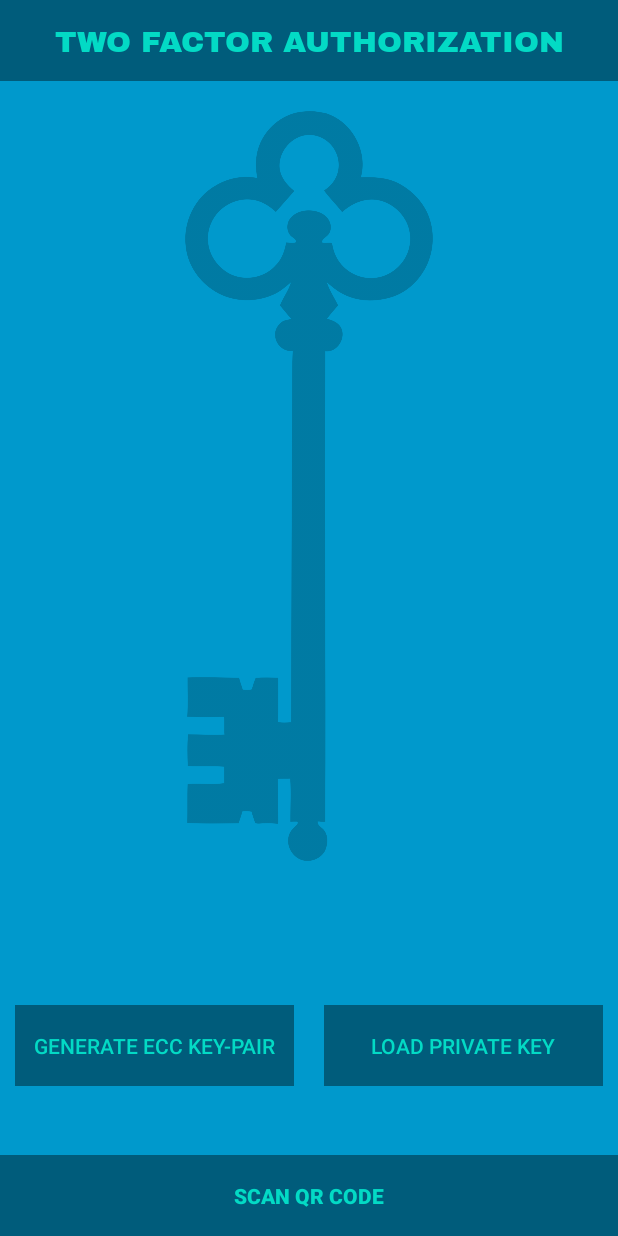
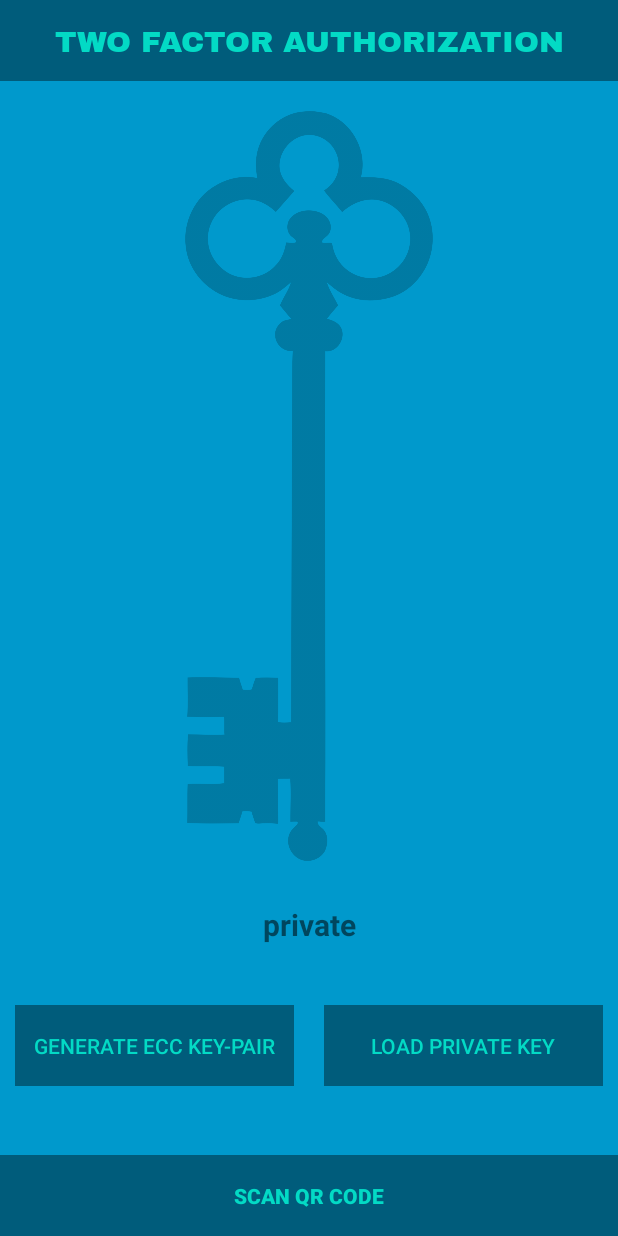
Before and after one commit to RafalKostrzynski/Two-Factor-Authentication, an Android app: the screen it shows after launch (FullscreenActivity), after a tap on "GENERATE ECC KEY-PAIR", on a phone screen of 412 x 824 dp. Run offline under Robolectric (Android 15) with nearby library versions, the light colour scheme and no system bars; libraries missing offline, so code that uses them is left out: com.google.zxing.integration.

Commit message:
code refactor, renamed saveToPreferencesThread method to savePrivateKeyPathToPreferences because its no longer a thread creator

```diff
--- a/mobile/app/src/main/java/pl/kostrzynski/twofactorauthentication/activity/FullscreenActivity.java
+++ b/mobile/app/src/main/java/pl/kostrzynski/twofactorauthentication/activity/FullscreenActivity.java
@@ -27,7 +27,9 @@ import pl.kostrzynski.twofactorauthentication.runnable.CreatePostSaveKeyRunnable
 import pl.kostrzynski.twofactorauthentication.service.ECCService;
 import pl.kostrzynski.twofactorauthentication.service.PreferenceService;
 
-import java.io.*;
+import java.io.File;
+import java.io.FileInputStream;
+import java.io.FileOutputStream;
 import java.security.KeyPair;
 import java.security.interfaces.ECPrivateKey;
 
@@ -64,11 +66,12 @@ public class FullscreenActivity extends AppCompatActivity {
         final Button generateECCButton = findViewById(R.id.generate_ECC_button);
 
         scanQRButton.setOnClickListener(v -> scanQR());
+
+        // TODO not sure if it is needed depends on storing keys
         loadPKButton.setOnClickListener(v -> loadPK());
-        generateECCButton.setOnClickListener(v ->
-                //generateECC()
-                generateAndPostPublicKey("String token")
-        );
+
+        // TODO Not sure if it is needed, probably not (generating will be provided via qr-scan)
+        generateECCButton.setOnClickListener(v -> generateECC());
 
         PreferenceService preferenceService = new PreferenceService();
         String path = preferenceService.loadPathFromPreferences(this);
@@ -174,7 +177,7 @@ public class FullscreenActivity extends AppCompatActivity {
 
     public void setAndSavePathTextView(String path) {
         privateKeyName.setText(findFileNameFromString(path));
-        PreferenceService preferenceService= new PreferenceService();
+        PreferenceService preferenceService = new PreferenceService();
         preferenceService.savePathToSharedPreferences(this, path);
     }
 
--- a/mobile/app/src/main/java/pl/kostrzynski/twofactorauthentication/runnable/CreatePostSaveKeyRunnable.java
+++ b/mobile/app/src/main/java/pl/kostrzynski/twofactorauthentication/runnable/CreatePostSaveKeyRunnable.java
@@ -20,7 +20,7 @@ public class CreatePostSaveKeyRunnable implements Runnable {
 
     public CreatePostSaveKeyRunnable(String token, Context context) {
         this.token = token;
-        this.context=context;
+        this.context = context;
     }
 
     @Override
@@ -33,11 +33,9 @@ public class CreatePostSaveKeyRunnable implements Runnable {
             // TODO save somehow else
             File privateKeyFile = saveKeysToStorage(eccService, privateKey);
 
-            saveToPreferencesThread(privateKeyFile);
+            savePrivateKeyPathToPreferences(privateKeyFile);
 
-            /**
-             * This is used because third party apps have no access to Imei number since android 10.
-             */
+             // This is used because third party apps have no access to Imei number since android 10.
             @SuppressLint("HardwareIds")
             String secretAndroidId = Settings.Secure.
                     getString(context.getContentResolver(), Settings.Secure.ANDROID_ID);
@@ -65,10 +63,9 @@ public class CreatePostSaveKeyRunnable implements Runnable {
         return privateKeyFile;
     }
 
-    private void saveToPreferencesThread(File privateKeyFile) {
-
-                PreferenceService preferenceService = new PreferenceService();
-                preferenceService.savePathToSharedPreferences(context, privateKeyFile.getPath());
+    private void savePrivateKeyPathToPreferences(File privateKeyFile) {
+        PreferenceService preferenceService = new PreferenceService();
+        preferenceService.savePathToSharedPreferences(context, privateKeyFile.getPath());
     }
 
 }
--- a/mobile/app/src/main/java/pl/kostrzynski/twofactorauthentication/service/PreferenceService.java
+++ b/mobile/app/src/main/java/pl/kostrzynski/twofactorauthentication/service/PreferenceService.java
@@ -2,7 +2,9 @@ package pl.kostrzynski.twofactorauthentication.service;
 
 import android.content.Context;
 import android.content.SharedPreferences;
+
 import java.io.File;
+
 import static android.content.Context.MODE_PRIVATE;
 
 public class PreferenceService {
```
Also changed, not shown: mobile/app/src/main/java/pl/kostrzynski/twofactorauthentication/runnable/PostPublicKeyRunnable.java (+5 -6 lines).
